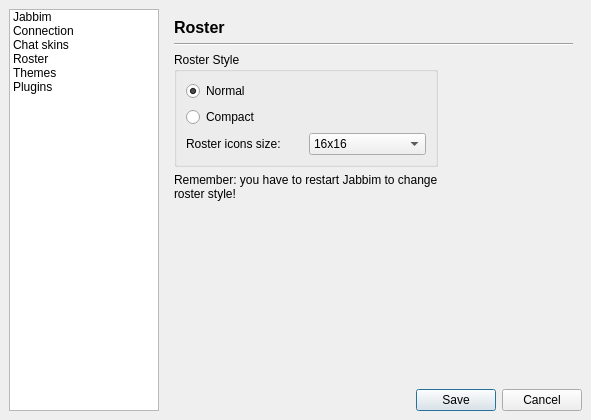
First picture: the form in widgets/preferences.ui, repository xmpp-graveyard/jabbim, before the edit.
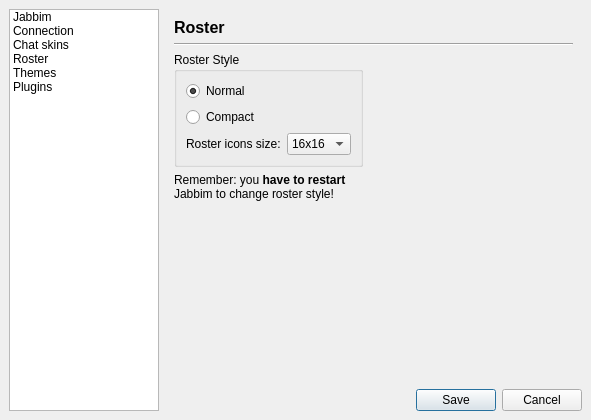
Second picture: the form after the edit. The open tabs and pages were chosen to show the change. Icons and pictures are not drawn.

```diff
--- a/widgets/preferences.ui
+++ b/widgets/preferences.ui
@@ -425,7 +425,10 @@
        <item row="3" column="0" >
         <widget class="QLabel" name="label_10" >
          <property name="text" >
-          <string>Remember: you have to restart Jabbim to change roster style!</string>
+          <string>&lt;html>&lt;head>&lt;meta name="qrichtext" content="1" />&lt;style type="text/css">
+p, li { white-space: pre-wrap; }
+&lt;/style>&lt;/head>&lt;body style=" font-family:'Sans Serif'; font-size:9pt; font-weight:400; font-style:normal; text-decoration:none;">
+&lt;p style=" margin-top:0px; margin-bottom:0px; margin-left:0px; margin-right:0px; -qt-block-indent:0; text-indent:0px;">Remember: you &lt;span style=" font-weight:600;">have to restart &lt;/span>Jabbim to change roster style!&lt;/p>&lt;/body>&lt;/html></string>
          </property>
          <property name="wordWrap" >
           <bool>true</bool>
```
Left out of the diff: 38 changed lines with no effect on the pictures.
